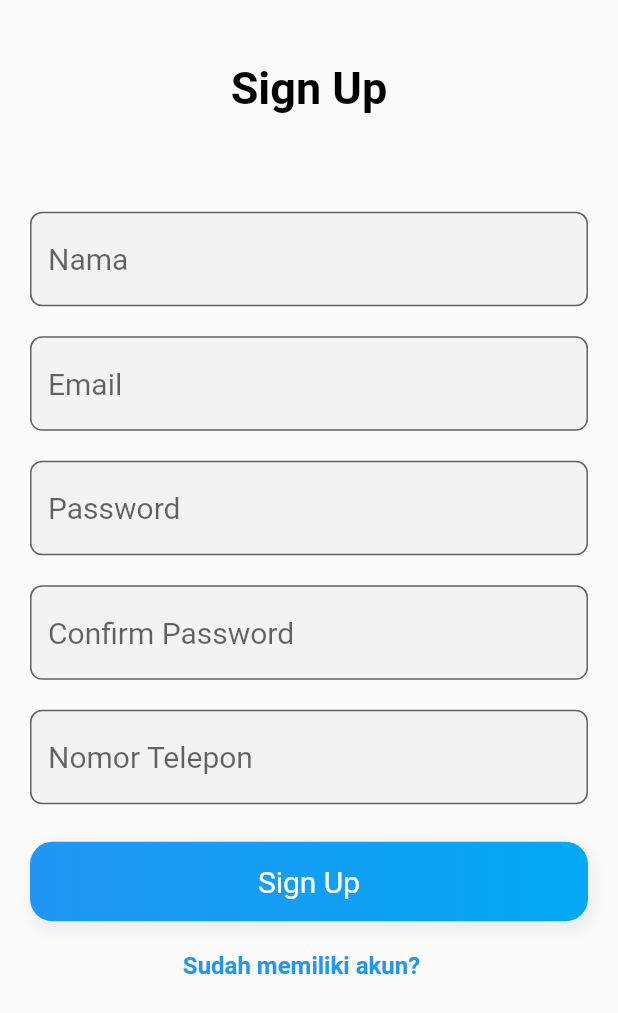
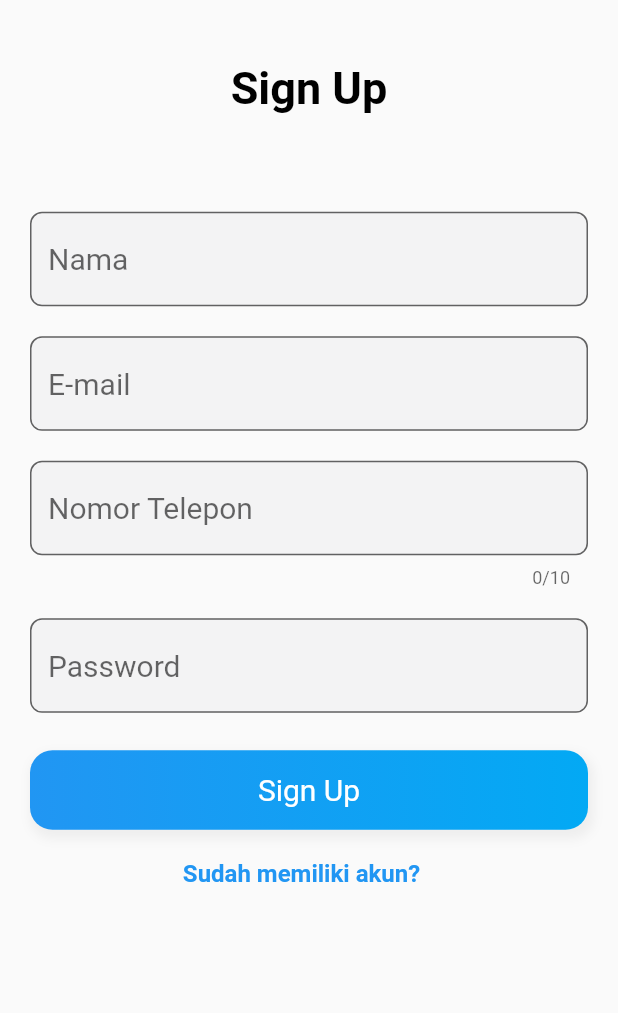
Before and after one commit to Madjidmarwan/Android-App-JobTasker, a Flutter app: the SignUpPage screen opened directly, on a phone screen of 412 x 824 dp. Shown: the top 1013 px of the screen. Run offline on Flutter 3.47's test engine with Material 2 defaults, Android fonts, the phone set to English and light mode, and no system bars; our stand-ins replace sqflite; accounts and stored records are empty.

Commit message:
changed signup page text form

```diff
--- a/lib/screens/signup_page.dart
+++ b/lib/screens/signup_page.dart
@@ -1,6 +1,9 @@
 import 'package:flutter/material.dart';
 import 'package:signup/screens/login_page.dart';
 import 'package:signup/screens/signup_veri.dart';
+
+import 'package:signup/databases/UserDatabase.dart';
+import 'package:signup/models/user.dart';
 
 class SignUpPage extends StatefulWidget {
   const SignUpPage({Key? key, this.title}) : super(key: key);
@@ -12,10 +15,23 @@ class SignUpPage extends StatefulWidget {
 }
 
 class _SignUpPageState extends State<SignUpPage> {
+  final _formKey = GlobalKey();
+  final _scafoldKey = GlobalKey();
+  final _nameEditController = TextEditingController();
+  final _emailEditController = TextEditingController();
+  final _mobileEditController = TextEditingController();
+  final _passwordEditController = TextEditingController();
+  String email_pattern =
+      r'^(([^<>()[\]\\.,;:\s@\"]+(\.[^<>()[\]\\.,;:\s@\"]+)*)|(\".+\"))@((\[[0-9]{1,3}\.[0-9]{1,3}\.[0-9]{1,3}\.[0-9]{1,3}\])|(([a-zA-Z\-0-9]+\.)+[a-zA-Z]{2,}))$';
+  String password_pattern = r'^[a-zA-Z0-9]{6,}$';
+  String mobile_pattern = r'^\(?([0-9]{3})\)?[-. ]?([0-9]{3})[-. ]?([0-9]{4})$';
+  Size size = Size.zero;
   @override
   Widget build(BuildContext context) {
+    size = MediaQuery.of(context).size;
     final height = MediaQuery.of(context).size.height;
     return Scaffold(
+      key: _scafoldKey,
       body: SafeArea(
         child: SizedBox(
           height: height,
@@ -60,12 +76,16 @@ class _SignUpPageState extends State<SignUpPage> {
                                 const SizedBox(
                                   height: 10,
                                 ),
-                                TextField(
-                                  style: const TextStyle(
-                                    fontSize: 20,
-                                  ),
-                                  textAlign: TextAlign.start,
-                                  obscureText: false,
+                                TextFormField(
+                                  controller: _nameEditController,
+                                  textInputAction: TextInputAction.next,
+                                  validator: (value) {
+                                    if (value!.isEmpty) {
+                                      return "Masukkan Nama";
+                                    }
+                                    return null;
+                                  },
+                                  style: const TextStyle(fontSize: 20),
                                   decoration: InputDecoration(
                                     hintText: "Nama",
                                     border: OutlineInputBorder(
@@ -92,14 +112,20 @@ class _SignUpPageState extends State<SignUpPage> {
                                 const SizedBox(
                                   height: 10,
                                 ),
-                                TextField(
-                                  style: const TextStyle(
-                                    fontSize: 20,
-                                  ),
-                                  textAlign: TextAlign.start,
-                                  obscureText: false,
+                                TextFormField(
+                                  controller: _emailEditController,
+                                  textInputAction: TextInputAction.next,
+                                  validator: (value) {
+                                    RegExp regex = RegExp(email_pattern);
+                                    if (!regex.hasMatch(value!))
+                                      return 'Enter Valid Email';
+                                    else
+                                      return null;
+                                  },
+                                  keyboardType: TextInputType.emailAddress,
+                                  style: const TextStyle(fontSize: 20),
                                   decoration: InputDecoration(
-                                    hintText: "Email",
+                                    hintText: "E-mail",
                                     border: OutlineInputBorder(
                                       borderRadius: BorderRadius.circular(
                                         8,
@@ -124,18 +150,22 @@ class _SignUpPageState extends State<SignUpPage> {
                                 const SizedBox(
                                   height: 10,
                                 ),
-                                TextField(
-                                  style: const TextStyle(
-                                    fontSize: 20,
-                                  ),
-                                  textAlign: TextAlign.start,
-                                  obscureText: true,
+                                TextFormField(
+                                  controller: _mobileEditController,
+                                  textInputAction: TextInputAction.next,
+                                  validator: (value) {
+                                    RegExp regex = RegExp(mobile_pattern);
+                                    if (!regex.hasMatch(value!))
+                                      return 'Masukkan nomor yang valid';
+                                    else
+                                      return null;
+                                    return null;
+                                  },
+                                  keyboardType: TextInputType.number,
+                                  maxLength: 10,
+                                  style: const TextStyle(fontSize: 20),
                                   decoration: InputDecoration(
-                                    hintText: "Password",
-                                    suffix: const Text(
-                                      'Show',
-                                      style: TextStyle(color: Colors.blue),
-                                    ),
+                                    hintText: "Nomor Telepon",
                                     border: OutlineInputBorder(
                                       borderRadius: BorderRadius.circular(
                                         8,
@@ -160,49 +190,20 @@ class _SignUpPageState extends State<SignUpPage> {
                                 const SizedBox(
                                   height: 10,
                                 ),
-                                TextField(
-                                  style: const TextStyle(
-                                    fontSize: 20,
-                                  ),
-                                  textAlign: TextAlign.start,
+                                TextFormField(
+                                  controller: _passwordEditController,
+                                  textInputAction: TextInputAction.done,
+                                  validator: (value) {
+                                    RegExp regex = RegExp(password_pattern);
+                                    if (!regex.hasMatch(value))
+                                      return 'Password should be in alphanumaric with 6 characters';
+                                    else
+                                      return null;
+                                  },
                                   obscureText: true,
+                                  style: const TextStyle(fontSize: 20),
                                   decoration: InputDecoration(
-                                    hintText: "Confirm Password",
-                                    suffix: const Text(
-                                      'Show',
-                                      style: TextStyle(color: Colors.blue),
-                                    ),
-                                    border: OutlineInputBorder(
-                                      borderRadius: BorderRadius.circular(
-                                        8,
-                                      ),
-                                    ),
-                                    fillColor: const Color(
-                                      0xfff3f3f4,
-                                    ),
-                                    filled: true,
-                                  ),
-                                ),
-                              ],
-                            ),
-                          ),
-                          Container(
-                            margin: const EdgeInsets.symmetric(
-                              vertical: 5,
-                            ),
-                            child: Column(
-                              crossAxisAlignment: CrossAxisAlignment.start,
-                              children: <Widget>[
-                                const SizedBox(
-                                  height: 10,
-                                ),
-                                TextField(
-                                  style: const TextStyle(
-                                    fontSize: 20,
-                                  ),
-                                  textAlign: TextAlign.start,
-                                  decoration: InputDecoration(
-                                    hintText: "Nomor Telepon",
+                                    hintText: "Password",
                                     border: OutlineInputBorder(
                                       borderRadius: BorderRadius.circular(
                                         8,
```
